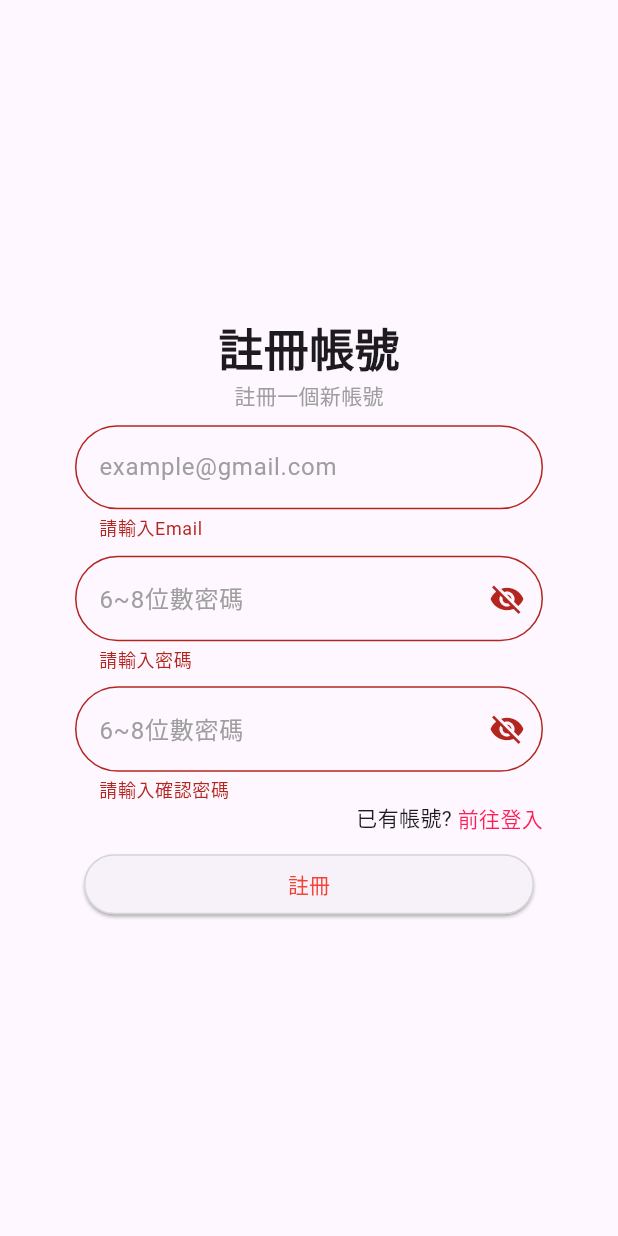
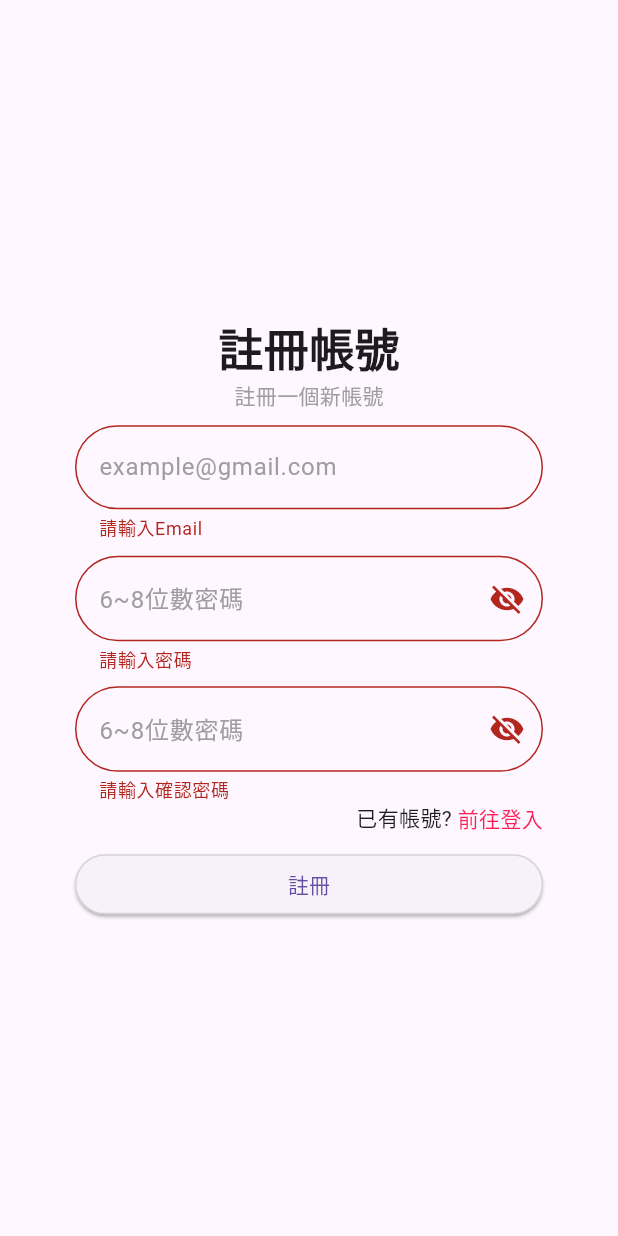
Before and after one commit to LucyHsieh1013/Pet_Diary_App, a Flutter app: the RegisterScreen screen opened by its route, after a tap on "註冊", on a phone screen of 412 x 824 dp. Run offline on Flutter 3.47's test engine with Material 3 defaults, Android fonts, the phone set to English and light mode, and no system bars.

Commit message:
登入及註冊邏輯更新

```diff
--- a/lib/screens/component/Validate.dart
+++ b/lib/screens/component/Validate.dart
@@ -11,7 +11,7 @@ class Validate{
     }
     final emailRegex = RegExp(r'^[^@]+@[^@]+.[^@]');
     if(!emailRegex.hasMatch(value)){
-      return '請輸入有效的Email';
+      return '請輸入正確格式的Email';
     }
     return null;
   }
--- a/lib/screens/login/LoginForm.dart
+++ b/lib/screens/login/LoginForm.dart
@@ -20,6 +20,9 @@ class LoginFormState extends State<LoginForm> {
 
   //提交表單
   void formSubmit(){
+    validateEmail(email);
+    validatePassword(password);
+
     print('提交的資料: $email, $password');
     if(formkey.currentState!.validate()){
       final error = loginValidate.login(email, password);
--- a/lib/screens/login/RegisterPage.dart
+++ b/lib/screens/login/RegisterPage.dart
@@ -1,6 +1,7 @@
 import 'package:flutter/material.dart';
 import 'package:test_app/screens/component/Validate.dart';
 import 'package:test_app/screens/component/defaultTextField.dart';
+import 'package:test_app/screens/component/defaultButton.dart';
 
 class RegisterScreen extends StatefulWidget {
   @override
@@ -9,28 +10,21 @@ class RegisterScreen extends StatefulWidget {
 
 class RegisterPage extends State<RegisterScreen> {
   bool _obscureText = true;
-  final Map<String, String> formData = {
-    'email': '',
-    'password': '',
-    'confirmPassword': '',
-  };
+  String email = '';
+  String password = '';
+  String confirmPassword = '';
+
   String? emailError;
   String? passwordError;
-  String? confirmPassword;
+  String? confirmPasswordError;
 
   void formSubmit(){
-    final emailErr = Validate.validateEmail(formData['email']);
-    final passwordErr = Validate.validatePassword(formData['password']);
-    final confirmErr = Validate.confirmPassword(formData['password'],formData['confirmPassword']);
+    validateEmail(email);
+    validatePassword(password);
+    validateConfirmPasswordOnSubmit();
 
-    setState(() {
-      emailError = emailErr;
-      passwordError = passwordErr;
-      confirmPassword = confirmErr;
-    });
-
-    if(emailError == null && passwordError == null && confirmErr == null){
-      print('提交的資料: $formData');
+    if(emailError == null && passwordError == null && confirmPasswordError == null){
+      print('提交的資料: email=$email, password=$password');
       ScaffoldMessenger.of(context).showSnackBar(
         const SnackBar(content: Text('註冊成功'))
       );
@@ -39,6 +33,21 @@ class RegisterPage extends State<RegisterScreen> {
       print('error');
     }
 
+  }
+  void validateEmail(String value) {
+    setState(() {
+      emailError = Validate.validateEmail(value);
+    });
+  }
+  void validatePassword(String value) {
+    setState(() {
+      passwordError = Validate.validatePassword(value);
+    });
+  }
+  void validateConfirmPasswordOnSubmit() {
+    setState(() {
+      confirmPasswordError = Validate.confirmPassword(password, confirmPassword);
+    });
   }
   @override
   Widget build(BuildContext context) {
@@ -71,7 +80,8 @@ class RegisterPage extends State<RegisterScreen> {
                 hintText: 'example@gmail.com',
                 onChanged: (value){
                   setState(() {
-                    formData['email'] = value;
+                    email = value;
+                    validateEmail(value);
                   });
                 },
                 haveborder: true,
@@ -83,7 +93,8 @@ class RegisterPage extends State<RegisterScreen> {
                 obscureText: _obscureText,
                 onChanged: (value){
                   setState(() {
-                    formData['password'] = value;
+                    password = value;
+                    validatePassword(value);
                   });
                 },
                 haveborder: true,
@@ -105,11 +116,11 @@ class RegisterPage extends State<RegisterScreen> {
                 obscureText: _obscureText,
                 onChanged: (value){
                   setState(() {
-                    formData['confirmPassword'] = value;
+                    confirmPassword = value;
                   });
                 },
                 haveborder: true,
-                errorText: confirmPassword,
+                errorText: confirmPasswordError,
                 suffixIcon: IconButton(
                   icon: Icon(
                     _obscureText ? Icons.visibility_off : Icons.visibility,
@@ -142,24 +153,9 @@ class RegisterPage extends State<RegisterScreen> {
               ),
 
               SizedBox(height: 10),
-              SizedBox(
-                width: 300,
-                child: ElevatedButton(
-                  style: ElevatedButton.styleFrom(
-                    side: const BorderSide(
-                      color: Color.fromARGB(255, 213, 213, 213)
-                    ),
-                    shadowColor: Colors.grey
-                  ),
-                  onPressed: formSubmit,
-                  child: Text(
-                    '註冊',
-                    style: TextStyle(
-                      color: Colors.red,
-                    ),
-                  ),
-
-                ),
+              CustomButton(
+                text: '註冊',
+                onPressed: formSubmit,
               ),
             ]
           ),
```
